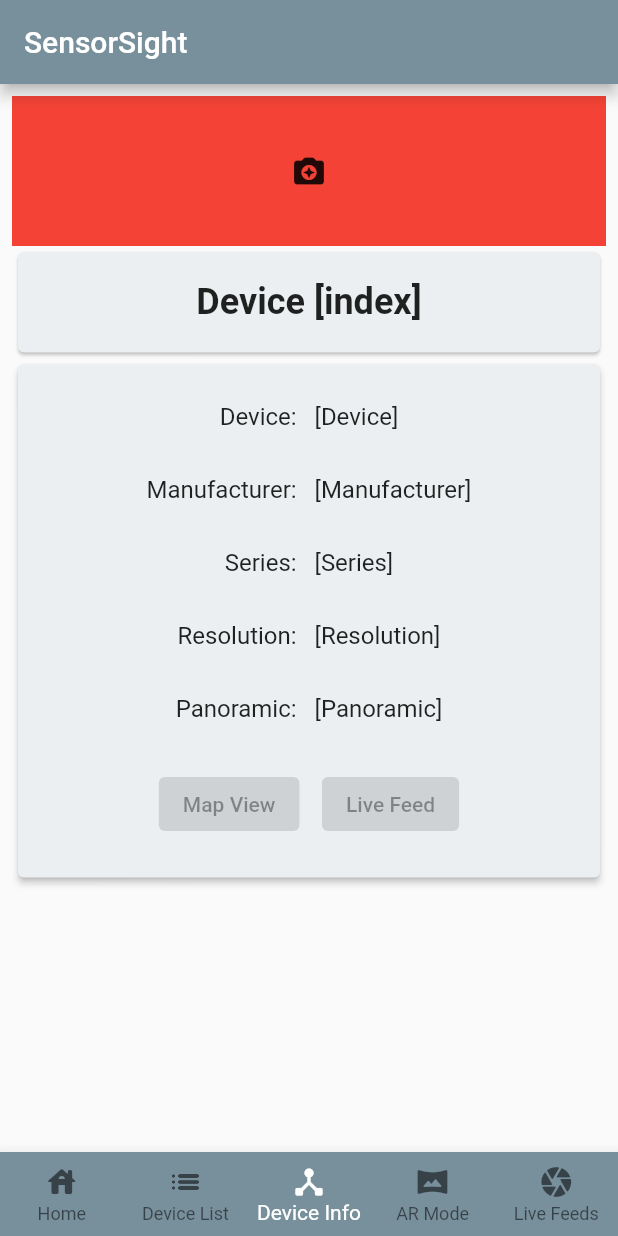
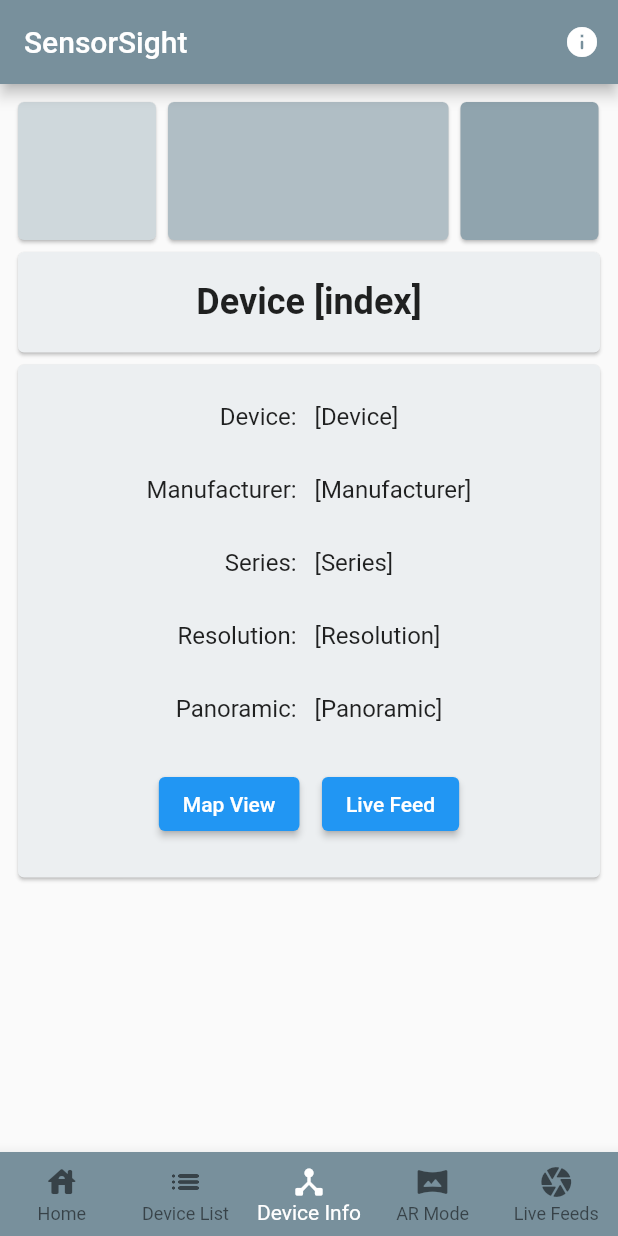
Before and after one commit to CE-GPP/SensorSight, a Flutter app: the screen it shows after launch, item 3 of the bottom bar chosen, on a phone screen of 412 x 824 dp. Run offline on Flutter 3.47's test engine with Material 2 defaults, Android fonts, the phone set to English and light mode, and no system bars; our stand-ins replace google_maps_flutter.

```diff
--- a/Code/sensor_sight_app/lib/main.dart
+++ b/Code/sensor_sight_app/lib/main.dart
@@ -2,6 +2,7 @@ import 'dart:collection';
 
 import 'package:flutter/material.dart';
 import 'package:google_maps_flutter/google_maps_flutter.dart';
+import 'package:sensor_sight_app/geolocate_test.dart';
 
 import 'widgets/device_list.dart';
 import 'widgets/map_view.dart';
@@ -19,6 +20,7 @@ class MyApp extends StatelessWidget {
   Widget build(BuildContext context) {
     return const MaterialApp(
       title: _title,
+      debugShowCheckedModeBanner: false,
       home: MyStatefulWidget(),
     );
   }
@@ -68,10 +70,32 @@ class _MyStatefulWidget extends State<MyStatefulWidget> {
   @override
   Widget build(BuildContext context) {
     return MaterialApp(
+      debugShowCheckedModeBanner: false,
       home: Scaffold(
         appBar: AppBar(
           title: Text('SensorSight'),
           backgroundColor: Colors.blueGrey[400],
+          actions: [
+            IconButton(
+              icon: const Icon(Icons.info_rounded),
+              onPressed: () {
+                showDialog(
+                    context: context,
+                    builder: (BuildContext context) {
+                      return AlertDialog(
+                          title: const Text('About the App'), // change title
+                          content: const Text(
+                              'This app is a demo app for SensorSight.'),
+                          actions: <Widget>[
+                            TextButton(
+                              onPressed: () => Navigator.pop(context),
+                              child: const Text('Learn More'),
+                            )
+                          ]);
+                    });
+              },
+            )
+          ],
         ),
         body: Container(
           child: _widgetOptions.elementAt(_selectedIndex),
--- a/Code/sensor_sight_app/lib/widgets/device_info.dart
+++ b/Code/sensor_sight_app/lib/widgets/device_info.dart
@@ -1,4 +1,8 @@
+import 'dart:collection';
+
 import 'package:flutter/material.dart';
+import 'package:sensor_sight_app/main.dart';
+import 'package:sensor_sight_app/widgets/device_list.dart';
 
 class DeviceInfo extends StatelessWidget {
   const DeviceInfo({super.key});
@@ -22,12 +26,30 @@ class DeviceInfo extends StatelessWidget {
         //   color: Colors.orange[600],
         //   child: const Center(child: Text('Navigation buttons')),
         //),
-        Container(
-          height: 100,
-          color: Colors.red[500],
-          child: const Center(
-            child: Icon(Icons.camera_enhance_rounded),
-          ),
+        Row(
+          children: [
+            Container(
+              height: 100,
+              width: 100,
+              child: Card(
+                color: Colors.blueGrey[100],
+              ),
+            ),
+            Container(
+              height: 100,
+              width: 195,
+              child: Card(
+                color: Colors.blueGrey[200],
+              ),
+            ),
+            Container(
+              height: 100,
+              width: 100,
+              child: Card(
+                color: Colors.blueGrey[300],
+              ),
+            ),
+          ],
         ),
         Container(
           height: 75,
@@ -49,7 +71,7 @@ class DeviceInfo extends StatelessWidget {
           //color: Colors.green[500],
           child: Card(
               color: Colors.blueGrey[50],
-              elevation: 2,
+              //elevation: 2,
               child: Padding(
                 padding: const EdgeInsets.all(25.0),
                 child: Column(
@@ -77,17 +99,28 @@ class DeviceInfo extends StatelessWidget {
                       ),
                       Row(
                         mainAxisAlignment: MainAxisAlignment.center,
-                        children: const [
+                        children: [
                           ElevatedButton(
                               //style: ButtonStyle(),
-                              onPressed: null,
-                              child: Text('Map View')),
-                          SizedBox(
+                              onPressed: () {
+                                Navigator.push(
+                                    context,
+                                    MaterialPageRoute(
+                                        builder: (context) => const MyApp()));
+                              },
+                              child: const Text('Map View')),
+                          const SizedBox(
                             width: 15,
                           ),
                           ElevatedButton(
                               //style: ButtonStyle(),
-                              onPressed: null,
+                              onPressed: () {
+                                Navigator.push(
+                                    context,
+                                    MaterialPageRoute(
+                                        builder: (context) =>
+                                            const DeviceListBuilder()));
+                              },
                               child: Text('Live Feed')),
                         ],
                       ),
--- a/Code/sensor_sight_app/lib/widgets/device_list.dart
+++ b/Code/sensor_sight_app/lib/widgets/device_list.dart
@@ -82,9 +82,9 @@ class DeviceListBuilder extends StatelessWidget {
   @override
   Widget build(BuildContext context) {
     return Scaffold(
-      // appBar: AppBar(
-      //     title: const Text("Device List"),
-      //     backgroundColor: Colors.blueGrey[200]),
+      appBar: AppBar(
+          title: const Text("Device List"),
+          backgroundColor: Colors.blueGrey[200]),
       body: SafeArea(
         child: ListView.builder(
             itemCount: 10,
--- a/Code/sensor_sight_app/pubspec.yaml
+++ b/Code/sensor_sight_app/pubspec.yaml
@@ -33,6 +33,8 @@ dependencies:
     sdk: flutter
 
   google_maps_flutter: ^2.2.3
+  geolocator: ^9.0.2
+  permission_handler:
   http:
   json_serializable:
   json_annotation:
```
Also changed, not shown: Code/sensor_sight_app/pubspec.lock, 5 other files.
